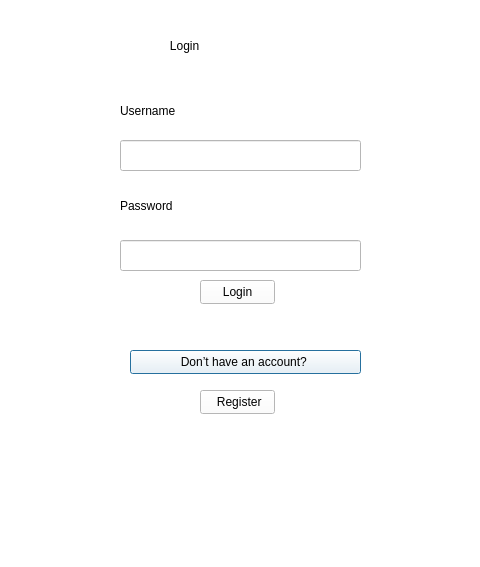
This is client/login.ui in SushantKumarPandey/Crypto-Tradeing-App-with-fake-currency as Qt 5 draws it before an edit. The edited form follows.
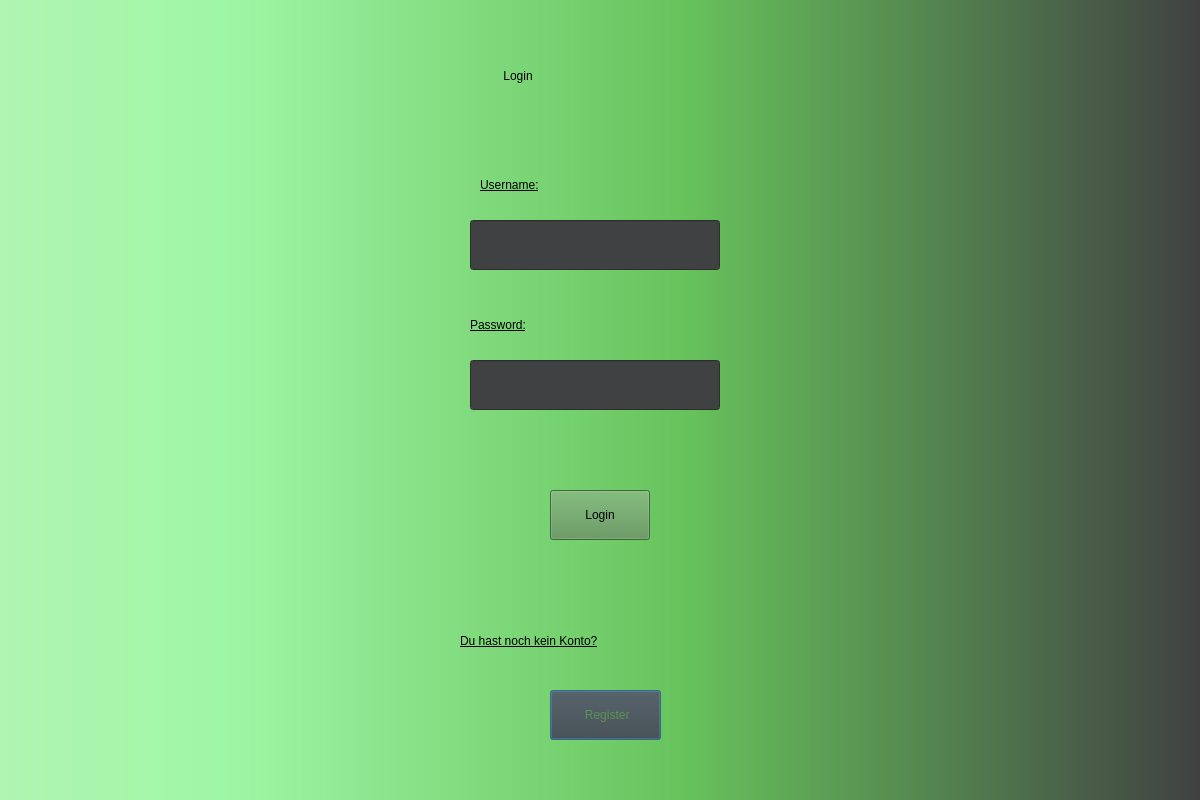
This is the edited form.

Commit message: fix(UI): Verschönerung und anpassungen

Diff of the .ui file:
```diff
--- a/client/login.ui
+++ b/client/login.ui
@@ -6,8 +6,8 @@
    <rect>
     <x>0</x>
     <y>0</y>
-    <width>480</width>
-    <height>567</height>
+    <width>1200</width>
+    <height>800</height>
    </rect>
   </property>
   <property name="sizeIncrement">
@@ -20,93 +20,79 @@
    <string>Dialog</string>
   </property>
   <property name="styleSheet">
-   <string notr="true">QWidget {
-    background-color: white;
-}
-
-</string>
+   <string notr="true">background-color: qlineargradient(spread:pad, x1:0, y1:0, x2:1, y2:0, stop:0 rgba(176, 245, 178, 255), stop:0.197183 rgba(158, 246, 164, 255), stop:0.568075 rgba(103, 195, 92, 255), stop:1 rgba(64, 65, 66, 255));
+font: 14pt &quot;Segoe UI&quot;;
+color: rgb(0, 0, 0);
+file:///C:/Pictures/Bilder/Saved Pictures/Satchel on Twitter.png</string>
   </property>
   <widget class="QLabel" name="LoginForm">
    <property name="geometry">
     <rect>
-     <x>150</x>
-     <y>10</y>
-     <width>171</width>
+     <x>500</x>
+     <y>40</y>
+     <width>211</width>
      <height>71</height>
     </rect>
    </property>
    <property name="styleSheet">
-    <string notr="true">font: 22pt &quot;Segoe UI&quot;;</string>
+    <string notr="true">font: 30pt &quot;Segoe UI&quot;;
+background-color: transparent;</string>
    </property>
    <property name="text">
-    <string>      Login</string>
-   </property>
-  </widget>
-  <widget class="QLineEdit" name="lineEdit_username">
-   <property name="geometry">
-    <rect>
-     <x>120</x>
-     <y>140</y>
-     <width>241</width>
-     <height>31</height>
-    </rect>
+    <string> Login</string>
    </property>
   </widget>
   <widget class="QLabel" name="Password">
    <property name="geometry">
     <rect>
-     <x>120</x>
-     <y>190</y>
-     <width>71</width>
-     <height>31</height>
+     <x>470</x>
+     <y>300</y>
+     <width>250</width>
+     <height>50</height>
     </rect>
    </property>
    <property name="styleSheet">
-    <string notr="true">QWidget {
-    background-color: pink
-;
-}
-font: 18pt &quot;Segoe UI&quot;;</string>
+    <string notr="true">background-color: transparent;
+text-decoration: underline;
+font: 16pt &quot;Segoe UI&quot;;
+color:black;
+</string>
    </property>
    <property name="text">
-    <string>Password</string>
+    <string>Password:</string>
    </property>
   </widget>
   <widget class="QLineEdit" name="lineEdit_password">
    <property name="geometry">
     <rect>
-     <x>120</x>
-     <y>240</y>
-     <width>241</width>
-     <height>31</height>
+     <x>470</x>
+     <y>360</y>
+     <width>250</width>
+     <height>50</height>
     </rect>
    </property>
+   <property name="styleSheet">
+    <string notr="true">background-color: rgb(64, 65, 66);
+font: 10pt &quot;Segoe UI&quot;;
+color: rgb(255, 255, 255);</string>
+   </property>
    <property name="echoMode">
-    <enum>QLineEdit::Password</enum>
-   </property>
-  </widget>
-  <widget class="QPushButton" name="pushButton_to_login2">
-   <property name="geometry">
-    <rect>
-     <x>130</x>
-     <y>350</y>
-     <width>231</width>
-     <height>24</height>
-    </rect>
-   </property>
-   <property name="text">
-    <string>Don’t have an account? </string>
+    <enum>QLineEdit::EchoMode::Password</enum>
    </property>
   </widget>
   <widget class="QPushButton" name="Register">
    <property name="geometry">
     <rect>
-     <x>200</x>
-     <y>390</y>
-     <width>75</width>
-     <height>24</height>
+     <x>550</x>
+     <y>690</y>
+     <width>111</width>
+     <height>50</height>
     </rect>
    </property>
+   <property name="styleSheet">
+    <string notr="true">background-color: rgb(64, 65, 66);
+color: rgb(89, 148, 83);</string>
+   </property>
    <property name="text">
     <string> Register</string>
    </property>
@@ -114,21 +100,21 @@
   <widget class="QLabel" name="username">
    <property name="geometry">
     <rect>
-     <x>120</x>
-     <y>100</y>
-     <width>61</width>
-     <height>21</height>
+     <x>480</x>
+     <y>160</y>
+     <width>250</width>
+     <height>50</height>
     </rect>
    </property>
    <property name="styleSheet">
-    <string notr="true">QWidget {
-    background-color: pink
-;
-}
-font: 18pt &quot;Segoe UI&quot;;</string>
+    <string notr="true">background-color: transparent;
+text-decoration: underline;
+font: 16pt &quot;Segoe UI&quot;;
+color:black;
+</string>
    </property>
    <property name="text">
-    <string>Username</string>
+    <string>Username:</string>
    </property>
   </widget>
   <widget class="QPushButton" name="pushButton_to_login">
@@ -137,23 +123,58 @@
    </property>
    <property name="geometry">
     <rect>
-     <x>200</x>
-     <y>280</y>
-     <width>75</width>
-     <height>24</height>
+     <x>550</x>
+     <y>490</y>
+     <width>100</width>
+     <height>50</height>
     </rect>
    </property>
    <property name="styleSheet">
-    <string notr="true">QWidget {
-    background-color: pink
-;
-}
-font: 18pt &quot;Segoe UI&quot;;</string>
+    <string notr="true">background-color: rgb(88, 145, 82);
+color: rgb(0, 0, 0);</string>
    </property>
    <property name="text">
     <string>Login</string>
    </property>
   </widget>
+  <widget class="QLabel" name="label">
+   <property name="geometry">
+    <rect>
+     <x>460</x>
+     <y>610</y>
+     <width>331</width>
+     <height>61</height>
+    </rect>
+   </property>
+   <property name="styleSheet">
+    <string notr="true">background-color: transparent;
+text-decoration: underline;
+font: 16pt &quot;Segoe UI&quot;;
+color:black;
+</string>
+   </property>
+   <property name="text">
+    <string>Du hast noch kein Konto?</string>
+   </property>
+  </widget>
+  <widget class="QLineEdit" name="lineEdit_password_2">
+   <property name="geometry">
+    <rect>
+     <x>470</x>
+     <y>220</y>
+     <width>250</width>
+     <height>50</height>
+    </rect>
+   </property>
+   <property name="styleSheet">
+    <string notr="true">background-color: rgb(64, 65, 66);
+font: 10pt &quot;Segoe UI&quot;;
+color: rgb(255, 255, 255);</string>
+   </property>
+   <property name="echoMode">
+    <enum>QLineEdit::EchoMode::Password</enum>
+   </property>
+  </widget>
  </widget>
  <resources/>
  <connections/>
```
The commit also changes 4 other files.
